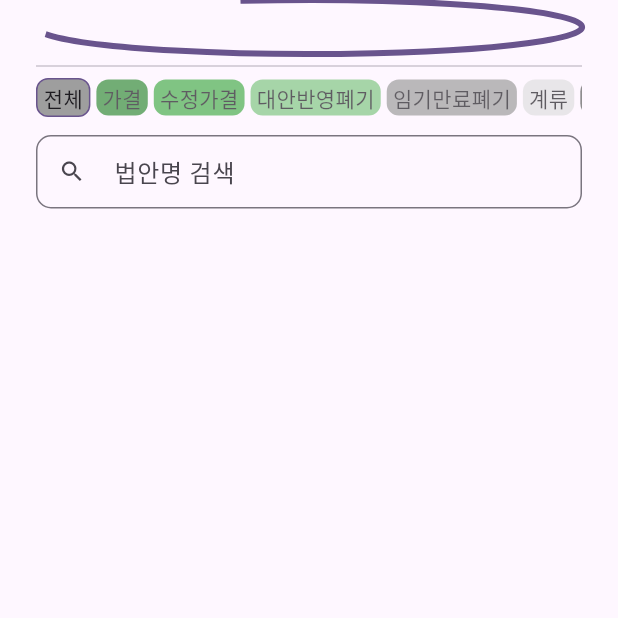
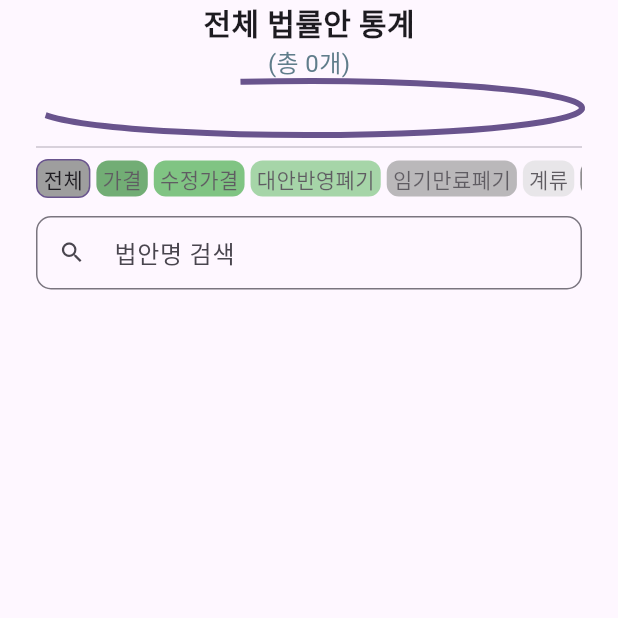
Before and after one commit to Seunghyum/vote_player_app, a Flutter app: the BillList screen opened directly, on a phone screen of 412 x 824 dp, the top half of it. Run offline on Flutter 3.47's test engine with Material 3 defaults, Android fonts, the phone set to English and light mode, and no system bars; our stand-ins replace easy_debounce, equatable, expandable_text, fl_chart, flutter_bloc, flutter_dotenv and 5 more; missing offline and left inert: cached_query_flutter, cached_storage.

Commit message:
feat: 법률안 리스트 페이지 통계 타이틀 추가

```diff
--- a/lib/features/bills/views/bill_list.dart
+++ b/lib/features/bills/views/bill_list.dart
@@ -74,6 +74,9 @@ class _BillListState extends State<BillList> {
 
   @override
   Widget build(BuildContext context) {
+    return BlocBuilder<BillListBloc, BillListState>(
+      builder: (context, state) {
+        final sum = state.statistics.fold(0, (a, b) => a + b.count);
         return SafeArea(
           child: Scaffold(
             body: Container(
@@ -82,15 +85,33 @@ class _BillListState extends State<BillList> {
                 controller: _scrollController,
                 slivers: [
                   SliverList.list(
-                children: const [
-                  BillListStatusPieChart(),
-                  Divider(),
-                  StatusFilter(),
-                  SizedBox(
+                    children: [
+                      const Center(
+                        child: Text(
+                          '전체 법률안 통계',
+                          style: TextStyle(
+                            fontSize: Sizes.size20,
+                            fontWeight: FontWeight.bold,
+                          ),
+                        ),
+                      ),
+                      Center(
+                        child: Text(
+                          '(총 $sum개)',
+                          style: const TextStyle(
+                            fontSize: Sizes.size16,
+                            color: Colors.blueGrey,
+                          ),
+                        ),
+                      ),
+                      const BillListStatusPieChart(),
+                      const Divider(),
+                      const StatusFilter(),
+                      const SizedBox(
                         height: Sizes.size12,
                       ),
-                  BillListSearchInput(),
-                  FilteredBillList(),
+                      const BillListSearchInput(),
+                      const FilteredBillList(),
                     ],
                   ),
                 ],
@@ -98,5 +119,7 @@ class _BillListState extends State<BillList> {
             ),
           ),
         );
+      },
+    );
   }
 }
```
Lines whose indentation alone changed are shown as unchanged.
